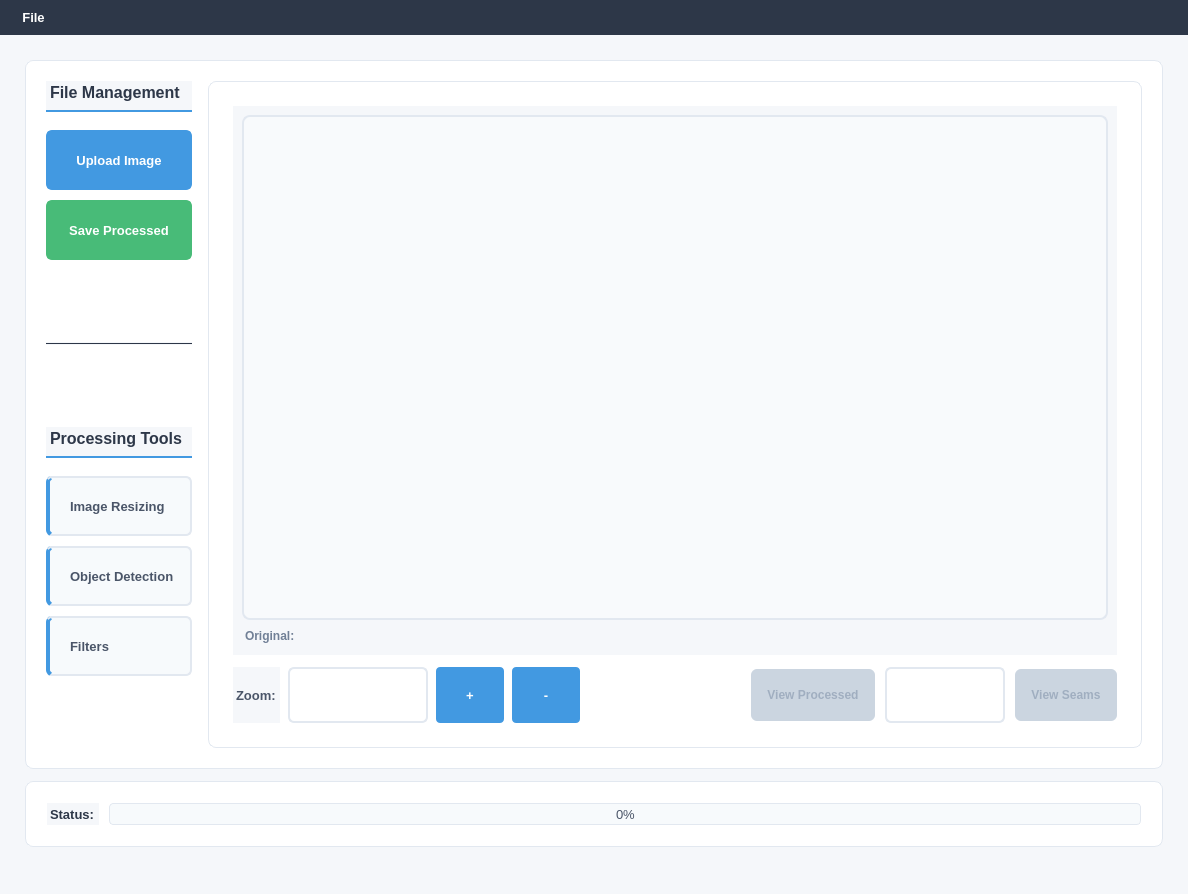
Above: uidesigns/main_window_gui.ui from Wokiri/computer-vision before the change. Below: the same form after it.
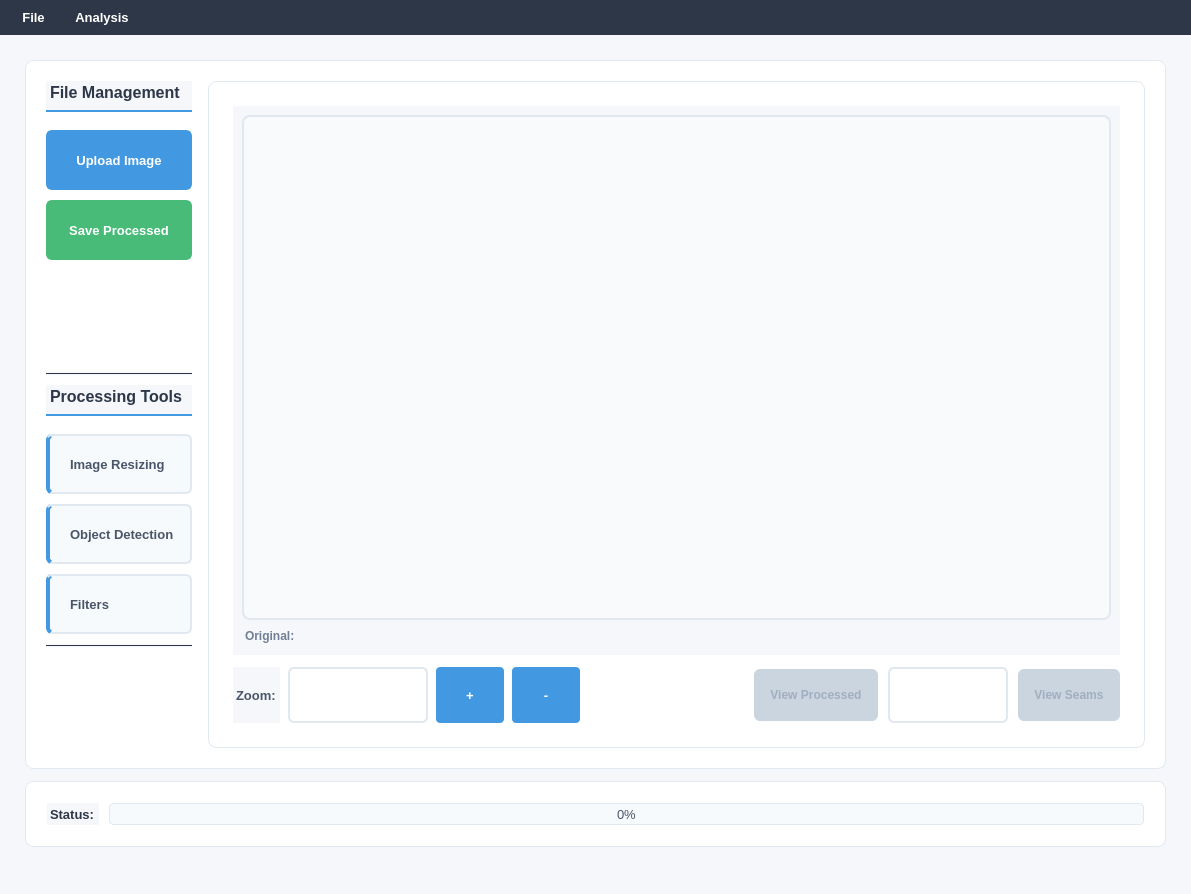
That is the form after the change.

Patch:
```diff
--- a/uidesigns/main_window_gui.ui
+++ b/uidesigns/main_window_gui.ui
@@ -6,7 +6,7 @@
    <rect>
     <x>0</x>
     <y>0</y>
-    <width>1188</width>
+    <width>1191</width>
     <height>894</height>
    </rect>
   </property>
@@ -76,6 +76,19 @@
     border-color: #38a169;
 }
 
+/* Analysis button - Purple accent */
+QPushButton#compareAlgorithmsBtn {
+    background-color: #9f7aea;
+    border-color: #9f7aea;
+    color: #ffffff;
+    font-weight: 600;
+}
+
+QPushButton#compareAlgorithmsBtn:hover {
+    background-color: #805ad5;
+    border-color: #805ad5;
+}
+
 /* Tool buttons with accent border */
 QPushButton#resizeBtn, QPushButton#obj_detectionBtn, QPushButton#filtersBtn {
     background-color: #f7fafc;
@@ -116,7 +129,7 @@
     padding: 2px 0;
 }
 
-#fileMgtLabel, #processingToolsLabel {
+#fileMgtLabel, #processingToolsLabel, #analysisLabel {
     font-weight: 700;
     color: #2d3748;
     font-size: 12pt;
@@ -125,6 +138,10 @@
     margin-bottom: 8px;
 }
 
+#analysisLabel {
+    border-bottom-color: #9f7aea;
+}
+
 #dimsLabel, #imageDimensionsLabel, #processedDimsLabel, #processedDimensionsLabel {
     font-size: 9pt;
     color: #718096;
@@ -138,6 +155,26 @@
     font-weight: 500;
 }
 
+/* Comparative labels */
+#hubble001Label, #hubble002Label {
+    font-size: 11pt;
+    font-weight: 700;
+    color: #2d3748;
+    text-align: center;
+    padding: 8px;
+    background-color: #f7fafc;
+    border-radius: 6px;
+    border: 1px solid #e2e8f0;
+}
+
+#hubble001Label {
+    border-left: 4px solid #4299e1;
+}
+
+#hubble002Label {
+    border-left: 4px solid #9f7aea;
+}
+
 /* --- COMBO BOXES --- */
 QComboBox {
     background-color: #ffffff;
@@ -256,6 +293,75 @@
 QScrollBar::add-line:vertical, QScrollBar::sub-line:vertical {
     border: none;
     background: none;
+}
+
+/* --- COMPARISON DIALOG --- */
+QDialog#comparisonDialog {
+    background-color: #f5f7fa;
+}
+
+QSplitter::handle {
+    background-color: #e2e8f0;
+    width: 4px;
+    border-radius: 2px;
+}
+
+QSplitter::handle:hover {
+    background-color: #cbd5e0;
+}
+
+QTextEdit#metricsText {
+    background-color: #ffffff;
+    border: 1px solid #e2e8f0;
+    border-radius: 6px;
+    padding: 12px;
+    font-family: 'Monaco', 'Menlo', 'Ubuntu Mono', monospace;
+    font-size: 9pt;
+    line-height: 1.4;
+}
+
+/* --- TABLE WIDGET (for metrics) --- */
+QTableWidget {
+    background-color: #ffffff;
+    border: 1px solid #e2e8f0;
+    border-radius: 6px;
+    gridline-color: #e2e8f0;
+    font-size: 9pt;
+}
+
+QTableWidget::item {
+    padding: 6px 12px;
+    border: none;
+}
+
+QTableWidget::item:selected {
+    background-color: #ebf8ff;
+    color: #2d3748;
+}
+
+QHeaderView::section {
+    background-color: #f7fafc;
+    border: none;
+    border-bottom: 2px solid #4299e1;
+    padding: 8px 12px;
+    font-weight: 600;
+    color: #4a5568;
+}
+
+/* Performance indicator colors */
+.performance-good {
+    color: #38a169;
+    font-weight: 600;
+}
+
+.performance-average {
+    color: #d69e2e;
+    font-weight: 600;
+}
+
+.performance-poor {
+    color: #e53e3e;
+    font-weight: 600;
 }</string>
   </property>
   <property name="toolButtonStyle">
@@ -347,19 +453,6 @@
              </property>
             </widget>
            </item>
-           <item>
-            <spacer name="verticalSpacer">
-             <property name="orientation">
-              <enum>Qt::Vertical</enum>
-             </property>
-             <property name="sizeHint" stdset="0">
-              <size>
-               <width>20</width>
-               <height>20</height>
-              </size>
-             </property>
-            </spacer>
-           </item>
            <item>
             <widget class="QLabel" name="processingToolsLabel">
              <property name="text">
@@ -389,7 +482,17 @@
             </widget>
            </item>
            <item>
-            <spacer name="verticalSpacer_2">
+            <widget class="Line" name="line_3">
+             <property name="frameShadow">
+              <enum>QFrame::Plain</enum>
+             </property>
+             <property name="orientation">
+              <enum>Qt::Horizontal</enum>
+             </property>
+            </widget>
+           </item>
+           <item>
+            <spacer name="verticalSpacer_4">
              <property name="orientation">
               <enum>Qt::Vertical</enum>
              </property>
@@ -732,7 +835,7 @@
     <rect>
      <x>0</x>
      <y>0</y>
-     <width>1188</width>
+     <width>1191</width>
      <height>39</height>
     </rect>
    </property>
@@ -741,8 +844,17 @@
      <string>File</string>
     </property>
     <addaction name="actionSave_As"/>
+    <addaction name="actionCompare_Algorithms"/>
+   </widget>
+   <widget class="QMenu" name="menuAnalysis">
+    <property name="title">
+     <string>Analysis</string>
+    </property>
+    <addaction name="actionRun_Comparison"/>
+    <addaction name="actionView_Metrics"/>
    </widget>
    <addaction name="menuFile"/>
+   <addaction name="menuAnalysis"/>
   </widget>
   <widget class="QStatusBar" name="statusbar"/>
   <action name="actionSave_As">
```
Left out of the diff: 15 changed lines with no effect on the pictures.
